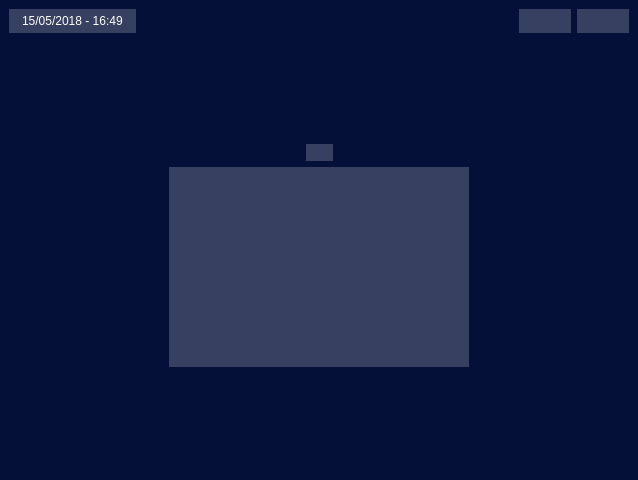
The window that Tutoriels/Cpp/Qt/code/src/manager/GWindowResource.ui (gkesse/ReadyDev) describes before a commit, drawn with Qt 5.
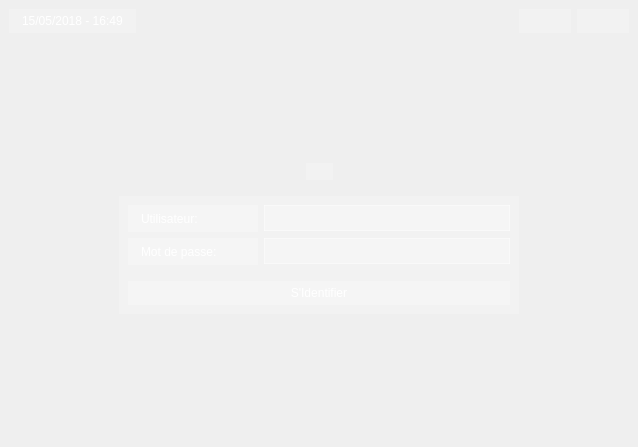
The same window after the commit. Icons and pictures are not drawn.

The edit to the form file:
```diff
--- a/Tutoriels/Cpp/Qt/code/src/manager/GWindowResource.ui
+++ b/Tutoriels/Cpp/Qt/code/src/manager/GWindowResource.ui
@@ -7,7 +7,7 @@
     <x>0</x>
     <y>0</y>
     <width>638</width>
-    <height>480</height>
+    <height>447</height>
    </rect>
   </property>
   <property name="minimumSize">
@@ -20,22 +20,31 @@
    <string>Qt | ReadyDev</string>
   </property>
   <property name="styleSheet">
-   <string notr="true">* {
+   <string notr="true">/* ============================================== */
+* {
 	font: 12pt &quot;Arial&quot;;
 	color: rgb(255, 255, 255);
 }
-
-#GWindowResource {
-	background-color: rgb(5, 16, 57);
-}
-
+/* ============================================== */
 #centralWidget {
 	border-image: url(:/img/login_bg.png);
 }
-
+/* ============================================== */
 #loginForm {
 	background-color: rgba(255, 255, 255, 0.2);
+	min-width: 400px;
 }
+
+#loginForm QLabel {
+	background-color:rgba(255, 255, 255, 0.2);
+	min-width: 110px;
+	min-height: 27px;
+}
+
+#loginForm QLineEdit {
+	min-height: 24px;
+}
+/* ============================================== */
 QPushButton {
 	background-color: rgba(255, 255, 255, 0.2);
 	border: none;
@@ -53,19 +62,27 @@
 QPushButton[active=true] {
 	background-color: rgb(170, 0, 0);
 }
-
+/* ============================================== */
 QLabel {
 	background-color: rgba(255, 255, 255, 0.2);
 	padding: 0px 10px;
 }
-
+/* ============================================== */
 QToolTip {
 	background-color: rgb(5, 16, 57);
 	border: none;
 	padding: 1px;
-}</string>
+}
+/* ============================================== */
+QLineEdit {
+	background-color: rgba(255, 255, 255, 0.2);
+	border: 1px solid  rgba(255, 255, 255, 0.4);
+	padding: 0px 5px;
+}
+/* ============================================== */
+</string>
   </property>
-  <layout class="QHBoxLayout" name="horizontalLayout_2">
+  <layout class="QGridLayout" name="gridLayout_3">
    <property name="leftMargin">
     <number>0</number>
    </property>
@@ -78,10 +95,10 @@
    <property name="bottomMargin">
     <number>0</number>
    </property>
-   <item>
+   <item row="0" column="0">
     <widget class="QWidget" name="centralWidget" native="true">
-     <layout class="QGridLayout" name="gridLayout" rowminimumheight="0,1,0,0,1">
-      <item row="4" column="0">
+     <layout class="QGridLayout" name="gridLayout" rowminimumheight="0,1,0,0,1,0">
+      <item row="5" column="0">
        <spacer name="verticalSpacer">
         <property name="orientation">
          <enum>Qt::Vertical</enum>
@@ -89,7 +106,7 @@
         <property name="sizeHint" stdset="0">
          <size>
           <width>410</width>
-          <height>0</height>
+          <height>10</height>
          </size>
         </property>
        </spacer>
@@ -170,8 +187,8 @@
         </item>
        </layout>
       </item>
-      <item row="3" column="0">
-       <layout class="QHBoxLayout" name="horizontalLayout_4">
+      <item row="4" column="0">
+       <layout class="QHBoxLayout" name="horizontalLayout_4" stretch="1,0,1">
         <item>
          <spacer name="horizontalSpacer_4">
           <property name="orientation">
@@ -187,12 +204,68 @@
         </item>
         <item>
          <widget class="QWidget" name="loginForm" native="true">
-          <property name="minimumSize">
-           <size>
-            <width>300</width>
-            <height>200</height>
-           </size>
-          </property>
+          <layout class="QGridLayout" name="gridLayout_2">
+           <item row="0" column="0">
+            <layout class="QFormLayout" name="formLayout">
+             <item row="0" column="0">
+              <widget class="QLabel" name="label_3">
+               <property name="sizePolicy">
+                <sizepolicy hsizetype="Preferred" vsizetype="Preferred">
+                 <horstretch>0</horstretch>
+                 <verstretch>0</verstretch>
+                </sizepolicy>
+               </property>
+               <property name="text">
+                <string>Utilisateur:</string>
+               </property>
+              </widget>
+             </item>
+             <item row="1" column="0">
+              <widget class="QLabel" name="label_4">
+               <property name="text">
+                <string>Mot de passe:</string>
+               </property>
+              </widget>
+             </item>
+             <item row="0" column="1">
+              <widget class="QLineEdit" name="lineEdit"/>
+             </item>
+             <item row="1" column="1">
+              <widget class="QLineEdit" name="lineEdit_2">
+               <property name="echoMode">
+                <enum>QLineEdit::Password</enum>
+               </property>
+              </widget>
+             </item>
+            </layout>
+           </item>
+           <item row="1" column="0">
+            <spacer name="verticalSpacer_3">
+             <property name="orientation">
+              <enum>Qt::Vertical</enum>
+             </property>
+             <property name="sizeType">
+              <enum>QSizePolicy::Fixed</enum>
+             </property>
+             <property name="sizeHint" stdset="0">
+              <size>
+               <width>20</width>
+               <height>10</height>
+              </size>
+             </property>
+            </spacer>
+           </item>
+           <item row="2" column="0">
+            <widget class="QPushButton" name="pushButton">
+             <property name="cursor">
+              <cursorShape>PointingHandCursor</cursorShape>
+             </property>
+             <property name="text">
+              <string>S'Identifier</string>
+             </property>
+            </widget>
+           </item>
+          </layout>
          </widget>
         </item>
         <item>
@@ -258,7 +331,23 @@
         <property name="sizeHint" stdset="0">
          <size>
           <width>410</width>
-          <height>0</height>
+          <height>10</height>
+         </size>
+        </property>
+       </spacer>
+      </item>
+      <item row="3" column="0">
+       <spacer name="verticalSpacer_4">
+        <property name="orientation">
+         <enum>Qt::Vertical</enum>
+        </property>
+        <property name="sizeType">
+         <enum>QSizePolicy::Fixed</enum>
+        </property>
+        <property name="sizeHint" stdset="0">
+         <size>
+          <width>20</width>
+          <height>10</height>
          </size>
         </property>
        </spacer>
```
